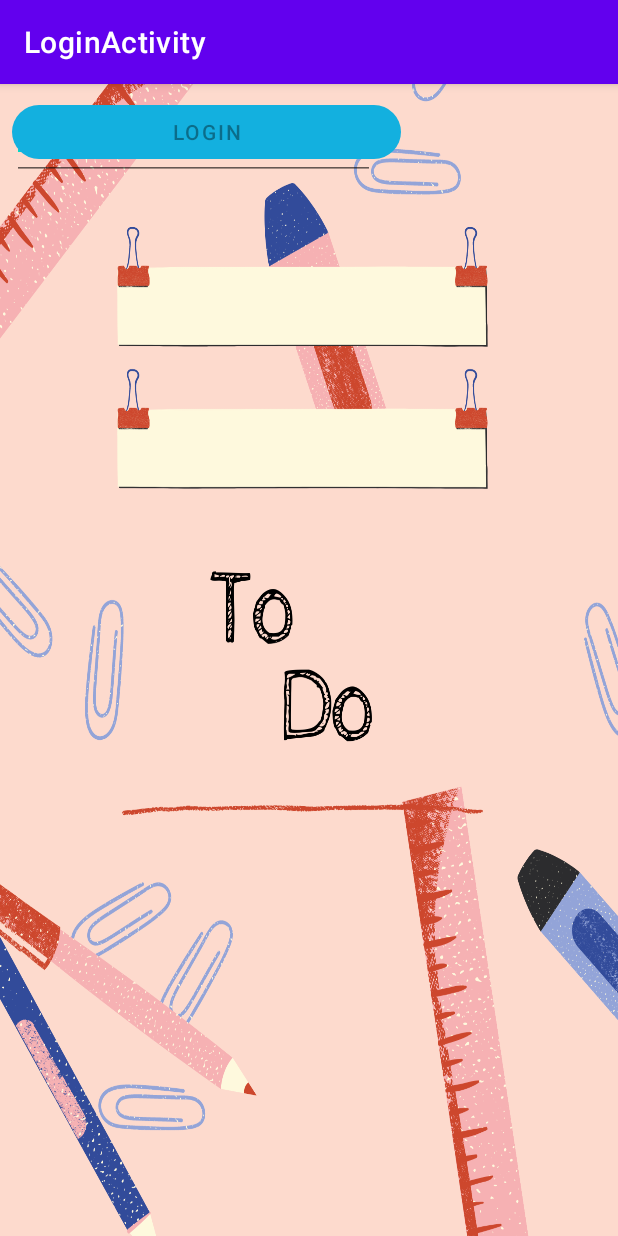
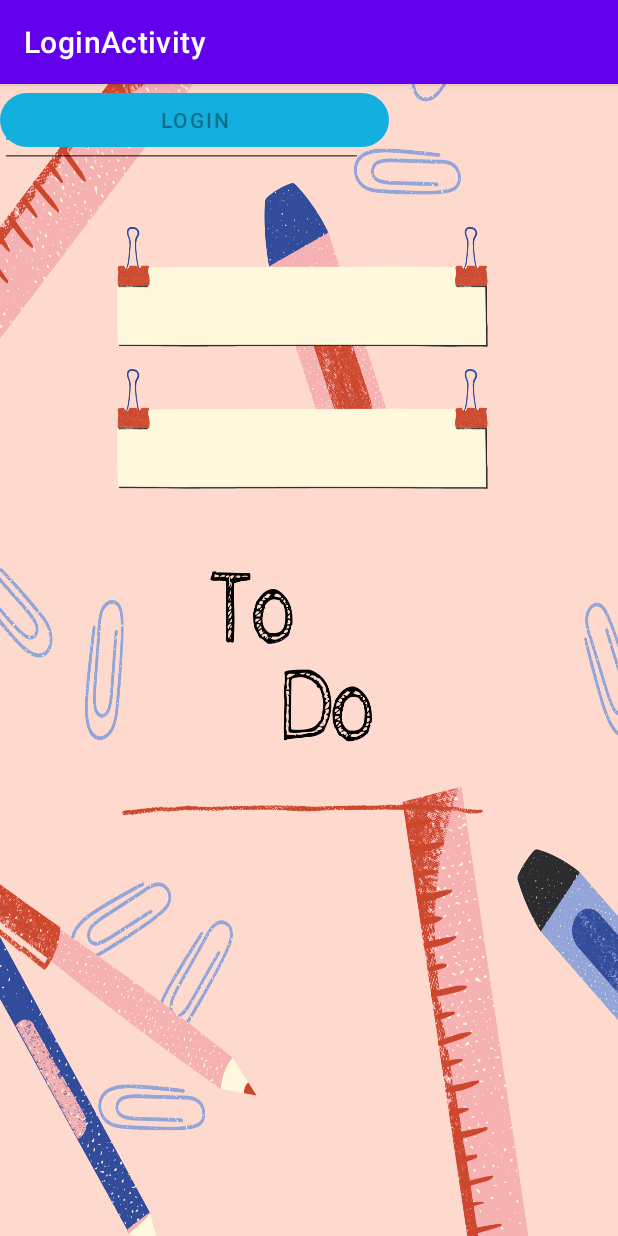
Before and after one commit to camisminei/Trab2PROBMOB, an Android app: the Login screen opened directly, with no data from a screen before it, on a phone screen of 412 x 824 dp. Run offline under Robolectric (Android 15) with nearby library versions, the light colour scheme and no system bars.

Commit message:
Corrigir pequenos bugs

```diff
--- a/app/src/main/res/layout/activity_login.xml
+++ b/app/src/main/res/layout/activity_login.xml
@@ -5,12 +5,7 @@
     android:id="@+id/container"
     android:layout_width="match_parent"
     android:layout_height="match_parent"
-    android:background="@drawable/loginscreen"
-    android:paddingLeft="@dimen/activity_horizontal_margin"
-    android:paddingTop="@dimen/activity_vertical_margin"
-    android:paddingRight="@dimen/activity_horizontal_margin"
-    android:paddingBottom="@dimen/activity_vertical_margin"
-    tools:context=".ui.login.LoginActivity">
+    android:background="@drawable/loginscreen">
 
     <EditText
         android:id="@+id/edtLoginEmail"
```
